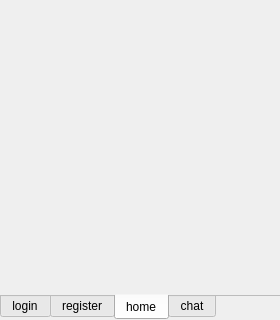
Qt form allpagelistwidget.ui (GhostsLYB/Client) before a commit; both pictures show x 0 to 280 and y 160 to 480 of the 280 by 480 pixel window.
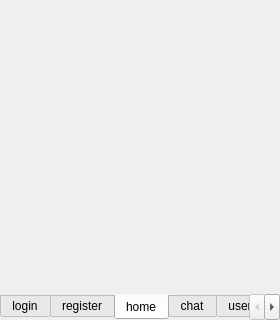
The same form after that commit. The open tabs and pages were chosen to show the change.

What changed in the file:
```diff
--- a/allpagelistwidget.ui
+++ b/allpagelistwidget.ui
@@ -13,7 +13,7 @@
   <property name="windowTitle">
    <string>Form</string>
   </property>
-  <layout class="QVBoxLayout" name="verticalLayout">
+  <layout class="QHBoxLayout" name="horizontalLayout">
    <property name="spacing">
     <number>0</number>
    </property>
@@ -83,6 +83,11 @@
       </attribute>
       <layout class="QVBoxLayout" name="verticalLayout_8"/>
      </widget>
+     <widget class="QWidget" name="tab_userInfo">
+      <attribute name="title">
+       <string>userInfo</string>
+      </attribute>
+     </widget>
     </widget>
    </item>
   </layout>
```
Left out of the diff: 2 changed lines with no effect on the pictures.
